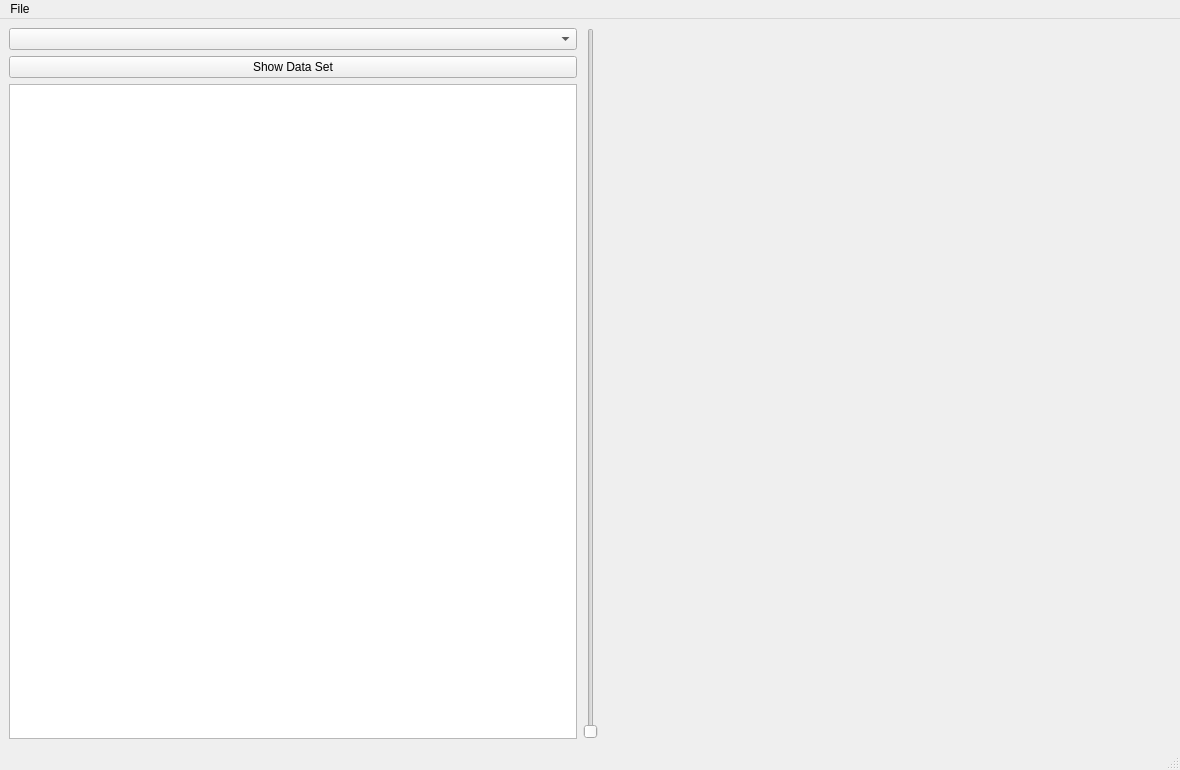
Qt form HeelStats.ui (jonperdomo/DaVA) before a commit.
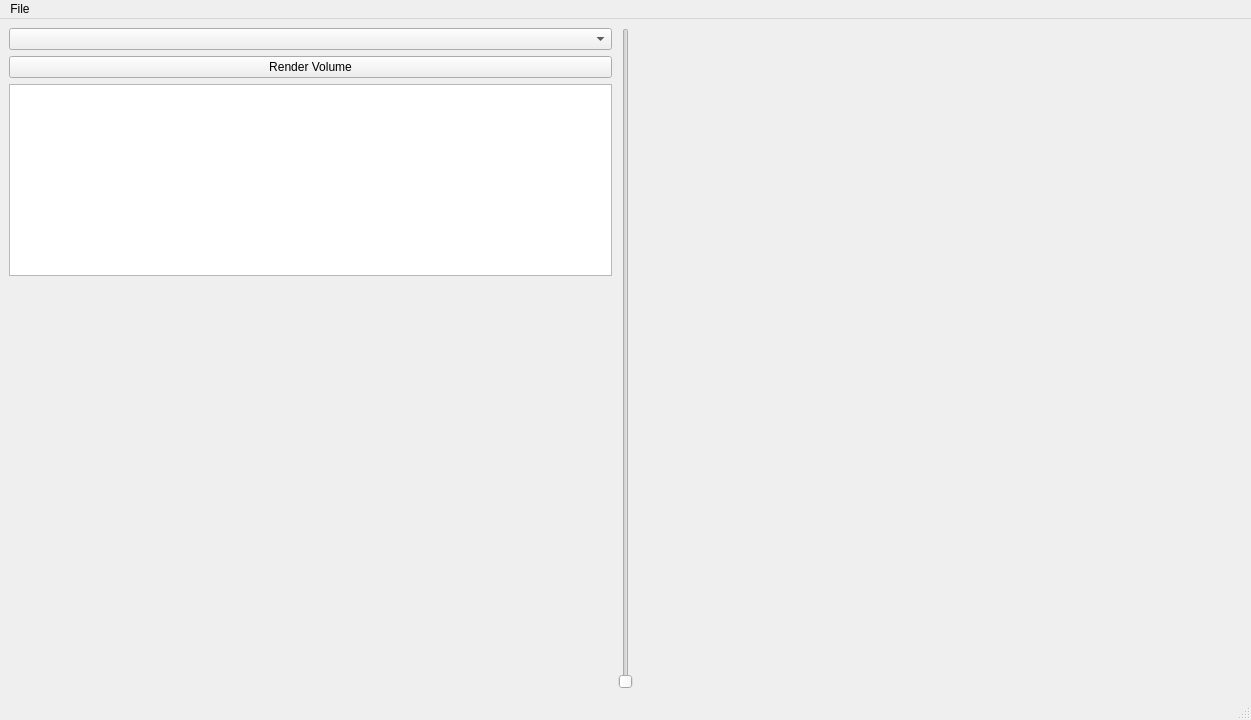
The same form after that commit. Custom widgets are drawn as their Qt base class.

Commit message: Added window icon and initial info table.

```diff
--- a/HeelStats.ui
+++ b/HeelStats.ui
@@ -6,14 +6,24 @@
    <rect>
     <x>0</x>
     <y>0</y>
-    <width>1180</width>
-    <height>770</height>
+    <width>1251</width>
+    <height>720</height>
    </rect>
   </property>
+  <property name="font">
+   <font>
+    <family>MS Shell Dlg 2</family>
+   </font>
+  </property>
   <property name="windowTitle">
    <string>HeelStats</string>
   </property>
   <widget class="QWidget" name="centralwidget">
+   <property name="font">
+    <font>
+     <family>MS Shell Dlg 2</family>
+    </font>
+   </property>
    <layout class="QHBoxLayout" name="horizontalLayout_2">
     <item>
      <layout class="QHBoxLayout" name="horizontalLayout">
@@ -24,21 +34,57 @@
         </item>
         <item>
          <widget class="QPushButton" name="pushButton">
+          <property name="font">
+           <font>
+            <family>MS Shell Dlg 2</family>
+           </font>
+          </property>
+          <property name="cursor">
+           <cursorShape>PointingHandCursor</cursorShape>
+          </property>
           <property name="text">
-           <string>Show Data Set</string>
+           <string>Render Volume</string>
           </property>
          </widget>
         </item>
         <item>
-         <widget class="QTextEdit" name="textEdit">
+         <widget class="QTableWidget" name="tableWidget">
           <property name="sizePolicy">
            <sizepolicy hsizetype="Preferred" vsizetype="Preferred">
             <horstretch>0</horstretch>
             <verstretch>0</verstretch>
            </sizepolicy>
           </property>
+          <property name="verticalScrollBarPolicy">
+           <enum>Qt::ScrollBarAsNeeded</enum>
+          </property>
+          <property name="horizontalScrollBarPolicy">
+           <enum>Qt::ScrollBarAlwaysOff</enum>
+          </property>
+          <property name="showGrid">
+           <bool>false</bool>
+          </property>
+          <attribute name="horizontalHeaderVisible">
+           <bool>false</bool>
+          </attribute>
+          <attribute name="horizontalHeaderStretchLastSection">
+           <bool>true</bool>
+          </attribute>
          </widget>
         </item>
+        <item>
+         <spacer name="verticalSpacer">
+          <property name="orientation">
+           <enum>Qt::Vertical</enum>
+          </property>
+          <property name="sizeHint" stdset="0">
+           <size>
+            <width>20</width>
+            <height>40</height>
+           </size>
+          </property>
+         </spacer>
+        </item>
        </layout>
       </item>
       <item>
@@ -60,7 +106,7 @@
     <rect>
      <x>0</x>
      <y>0</y>
-     <width>1180</width>
+     <width>1251</width>
      <height>21</height>
     </rect>
    </property>
```
Left out of the diff: 11 changed lines with no effect on the pictures. The commit also changes 17 other files.
